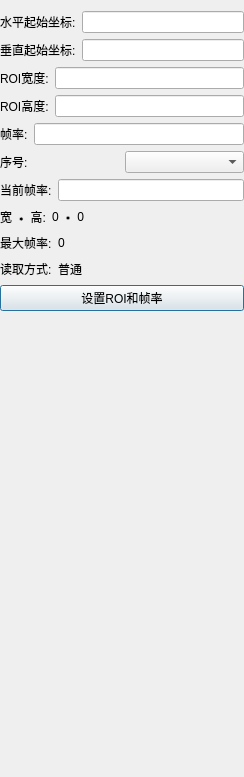
This is ImgAttrDlg.ui in veyeimaging/veye_viewer as Qt 5 draws it before an edit. The edited form follows.
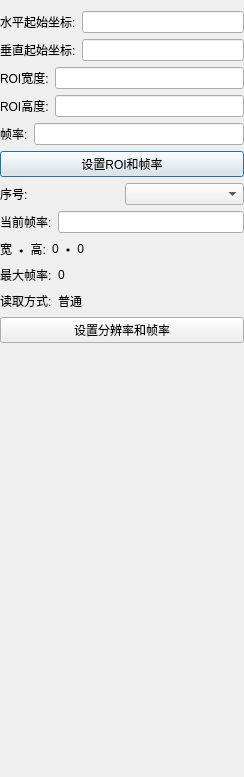
This is the edited form.

The edit to the form file:
```diff
--- a/ImgAttrDlg.ui
+++ b/ImgAttrDlg.ui
@@ -122,6 +122,13 @@
         </item>
        </layout>
       </item>
+      <item>
+       <widget class="QPushButton" name="pushButtonSetRoiAndFps">
+        <property name="text">
+         <string>设置ROI和帧率</string>
+        </property>
+       </widget>
+      </item>
      </layout>
     </widget>
    </item>
@@ -261,16 +268,16 @@
         </item>
        </layout>
       </item>
+      <item>
+       <widget class="QPushButton" name="pushButtonSetResolution">
+        <property name="text">
+         <string>设置分辨率和帧率</string>
+        </property>
+       </widget>
+      </item>
      </layout>
     </widget>
    </item>
-   <item>
-    <widget class="QPushButton" name="pushButtonSetRoiAndFps">
-     <property name="text">
-      <string>设置ROI和帧率</string>
-     </property>
-    </widget>
-   </item>
    <item>
     <spacer name="verticalSpacer_3">
      <property name="orientation">
```
